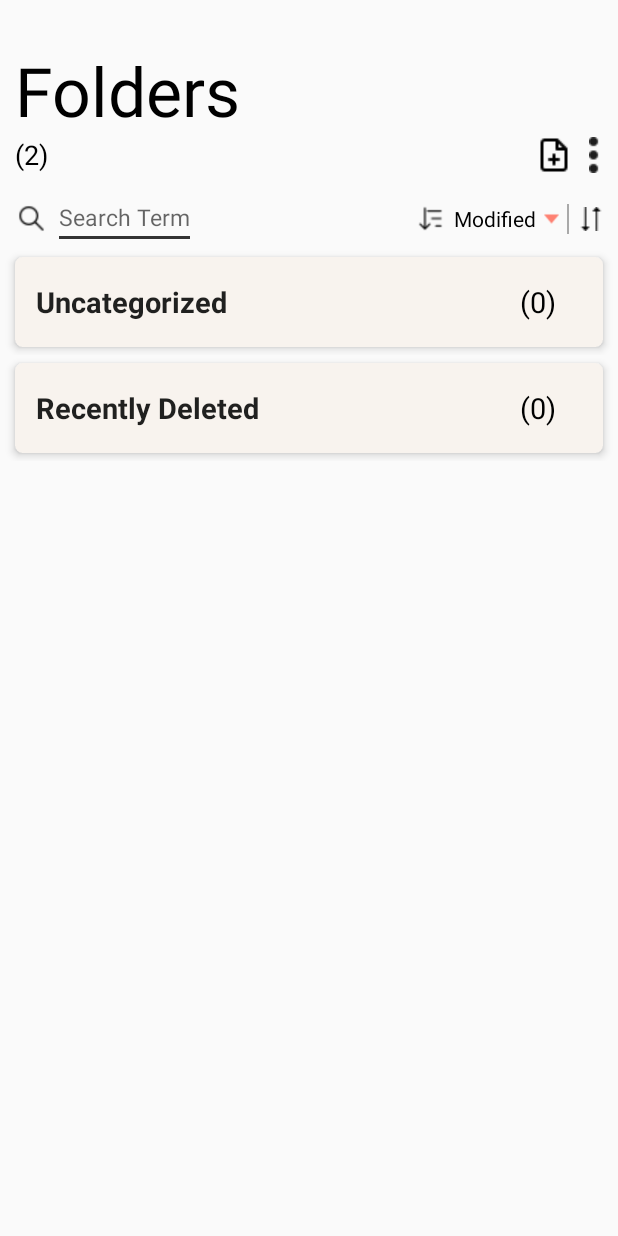
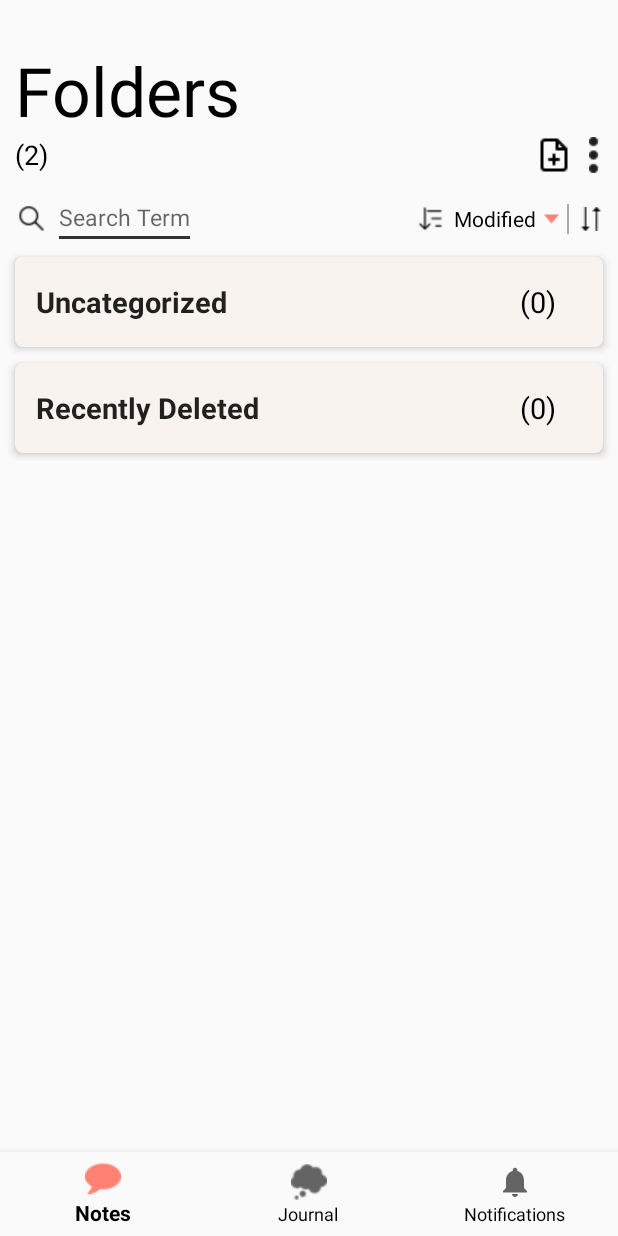
Before and after one commit to johnnyleung10/Bloom-Notetaking-App, an Android app: the screen it shows after launch (MainActivity), on a phone screen of 412 x 824 dp. Run offline under Robolectric (Android 15) with nearby library versions, the phone set to English and light mode, and no system bars; our stand-ins replace navigation-ui; 2 statements that could not run were skipped.

```diff
--- a/NoteTakingApp/app/src/main/java/com/example/notetakingapp/MainActivity.kt
+++ b/NoteTakingApp/app/src/main/java/com/example/notetakingapp/MainActivity.kt
@@ -29,24 +29,24 @@ class MainActivity : AppCompatActivity() {
         fm?.initFiles()
 
         // Hide Action Bar
-        window.requestFeature(Window.FEATURE_ACTION_BAR);
-        actionBar?.hide();
+        window.requestFeature(Window.FEATURE_ACTION_BAR)
+        actionBar?.hide()
 
         binding = ActivityMainBinding.inflate(layoutInflater)
         setContentView(binding.root)
 
-        //val navView: BottomNavigationView = binding.navView
+        val navView: BottomNavigationView = binding.navView
 
         navController = findNavController(R.id.nav_host_fragment_activity_main)
         // Passing each menu ID as a set of Ids because each
         // menu should be considered as top level destinations.
-//        val appBarConfiguration = AppBarConfiguration(
-//            setOf(
-//                R.id.navigation_folders, R.id.navigation_dashboard, R.id.navigation_notifications
-//            )
-//        )
+        val appBarConfiguration = AppBarConfiguration(
+            setOf(
+                R.id.navigation_folders, R.id.navigation_journal, R.id.navigation_notifications
+            )
+        )
 
-        //navView.setupWithNavController(navController)
+        navView.setupWithNavController(navController)
     }
 
     override fun onSupportNavigateUp(): Boolean {
--- a/NoteTakingApp/app/src/main/java/com/example/notetakingapp/ui/dashboard/DashboardViewModel.kt
+++ b/NoteTakingApp/app/src/main/java/com/example/notetakingapp/ui/journal/JournalViewModel.kt
@@ -1,13 +1,13 @@
-package com.example.notetakingapp.ui.dashboard
+package com.example.notetakingapp.ui.journal
 
 import androidx.lifecycle.LiveData
 import androidx.lifecycle.MutableLiveData
 import androidx.lifecycle.ViewModel
 
-class DashboardViewModel : ViewModel() {
+class JournalViewModel : ViewModel() {
 
     private val _text = MutableLiveData<String>().apply {
-        value = "This is dashboard Fragment"
+        value = "March 15, 2022"
     }
     val text: LiveData<String> = _text
 }
--- a/NoteTakingApp/app/src/main/java/com/example/notetakingapp/viewmodels/FoldersViewModel.kt
+++ b/NoteTakingApp/app/src/main/java/com/example/notetakingapp/viewmodels/FoldersViewModel.kt
@@ -8,16 +8,12 @@ import com.example.notetakingapp.models.FolderModel
 
 class FoldersViewModel : ViewModel() {
 
-    private val _text = MutableLiveData<String>().apply {
-        value = "This is home Fragment"
-    }
-    val text: LiveData<String> = _text
-
     private val _folderCells = MutableLiveData<ArrayList<FolderCellViewModel>>()
     val folderCells: LiveData<ArrayList<FolderCellViewModel>> = _folderCells
 
     fun setFolders(folders: HashMap<Long, FolderModel>){
         val cells = ArrayList<FolderCellViewModel>()
+
         // Create FolderCellViewModels
         for(folder in folders.values){
             cells.add(FolderCellViewModel(folder.id, folder.title, folder.noteList.size))
@@ -25,5 +21,4 @@ class FoldersViewModel : ViewModel() {
 
         _folderCells.value = cells
     }
-
 }
--- a/NoteTakingApp/app/src/main/res/layout/activity_main.xml
+++ b/NoteTakingApp/app/src/main/res/layout/activity_main.xml
@@ -6,12 +6,25 @@
     android:layout_height="match_parent"
     >
 
+    <com.google.android.material.bottomnavigation.BottomNavigationView
+        android:id="@+id/nav_view"
+        android:layout_width="0dp"
+        android:layout_height="wrap_content"
+        android:layout_marginStart="0dp"
+        android:layout_marginEnd="0dp"
+        android:background="?android:attr/windowBackground"
+        app:layout_constraintBottom_toBottomOf="parent"
+        app:layout_constraintLeft_toLeftOf="parent"
+        app:layout_constraintRight_toRightOf="parent"
+        app:menu="@menu/bottom_nav_menu" />
+
     <fragment
         android:id="@+id/nav_host_fragment_activity_main"
         android:name="androidx.navigation.fragment.NavHostFragment"
         android:layout_width="match_parent"
         android:layout_height="match_parent"
         app:defaultNavHost="true"
+        app:layout_constraintBottom_toTopOf="@id/nav_view"
         app:layout_constraintLeft_toLeftOf="parent"
         app:layout_constraintRight_toRightOf="parent"
         app:layout_constraintTop_toTopOf="parent"
--- a/NoteTakingApp/app/src/main/res/layout/fragment_folders.xml
+++ b/NoteTakingApp/app/src/main/res/layout/fragment_folders.xml
@@ -147,7 +147,7 @@
     <androidx.recyclerview.widget.RecyclerView
         android:id="@+id/folderContainer"
         android:layout_width="0dp"
-        android:layout_height="530dp"
+        android:layout_height="470dp"
         app:layout_constraintEnd_toEndOf="parent"
         app:layout_constraintStart_toStartOf="parent"
         app:layout_constraintTop_toBottomOf="@+id/actionBar"
--- a/NoteTakingApp/app/src/main/res/layout/fragment_notes.xml
+++ b/NoteTakingApp/app/src/main/res/layout/fragment_notes.xml
@@ -148,7 +148,7 @@
     <androidx.recyclerview.widget.RecyclerView
         android:id="@+id/noteContainer"
         android:layout_width="0dp"
-        android:layout_height="530dp"
+        android:layout_height="470dp"
         app:layout_constraintEnd_toEndOf="parent"
         app:layout_constraintStart_toStartOf="parent"
         app:layout_constraintTop_toBottomOf="@+id/actionBar"
--- a/NoteTakingApp/app/src/main/res/menu/bottom_nav_menu.xml
+++ b/NoteTakingApp/app/src/main/res/menu/bottom_nav_menu.xml
@@ -3,13 +3,13 @@
 
     <item
         android:id="@+id/navigation_folders"
-        android:icon="@drawable/ic_home_black_24dp"
-        android:title="@string/title_home" />
+        android:icon="@drawable/home"
+        android:title="@string/title_notes" />
 
     <item
-        android:id="@+id/navigation_dashboard"
-        android:icon="@drawable/ic_dashboard_black_24dp"
-        android:title="@string/title_dashboard" />
+        android:id="@+id/navigation_journal"
+        android:icon="@drawable/journal"
+        android:title="@string/title_journal" />
 
     <item
         android:id="@+id/navigation_notifications"
--- a/NoteTakingApp/app/src/main/res/navigation/mobile_navigation.xml
+++ b/NoteTakingApp/app/src/main/res/navigation/mobile_navigation.xml
@@ -8,7 +8,7 @@
     <fragment
         android:id="@+id/navigation_folders"
         android:name="com.example.notetakingapp.ui.folders.FoldersFragment"
-        android:label="@string/title_home"
+        android:label="@string/title_notes"
         tools:layout="@layout/fragment_folders" >
         <action
             android:id="@+id/action_navigation_folders_to_navigation_notes"
@@ -19,10 +19,10 @@
     </fragment>
 
     <fragment
-        android:id="@+id/navigation_dashboard"
-        android:name="com.example.notetakingapp.ui.dashboard.DashboardFragment"
-        android:label="@string/title_dashboard"
-        tools:layout="@layout/fragment_dashboard" />
+        android:id="@+id/navigation_journal"
+        android:name="com.example.notetakingapp.ui.journal.JournalFragment"
+        android:label="@string/title_journal"
+        tools:layout="@layout/fragment_journal" />
 
     <fragment
         android:id="@+id/navigation_notifications"
```
Also changed, not shown: NoteTakingApp/app/src/main/java/com/example/notetakingapp/ui/dashboard/DashboardFragment.kt (deleted, +0 -45 lines), NoteTakingApp/app/src/main/java/com/example/notetakingapp/ui/journal/JournalFragment.kt (added, +56 -0 lines), NoteTakingApp/app/src/main/res/layout/fragment_dashboard.xml (deleted, +0 -22 lines), NoteTakingApp/app/src/main/res/layout/fragment_journal.xml (added, +171 -0 lines), NoteTakingApp/app/src/main/res/values/strings.xml (+20 -2 lines), NoteTakingApp/app/src/main/res/drawable/calendar.png (added), NoteTakingApp/app/src/main/res/drawable/enter.png (added), NoteTakingApp/app/src/main/res/drawable/home.png (added), NoteTakingApp/app/src/main/res/drawable/image.png (added), NoteTakingApp/app/src/main/res/drawable/journal.png (added).
